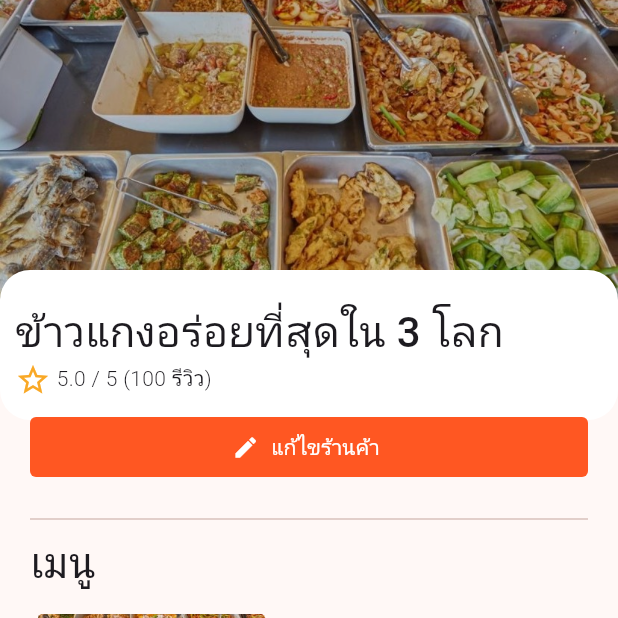
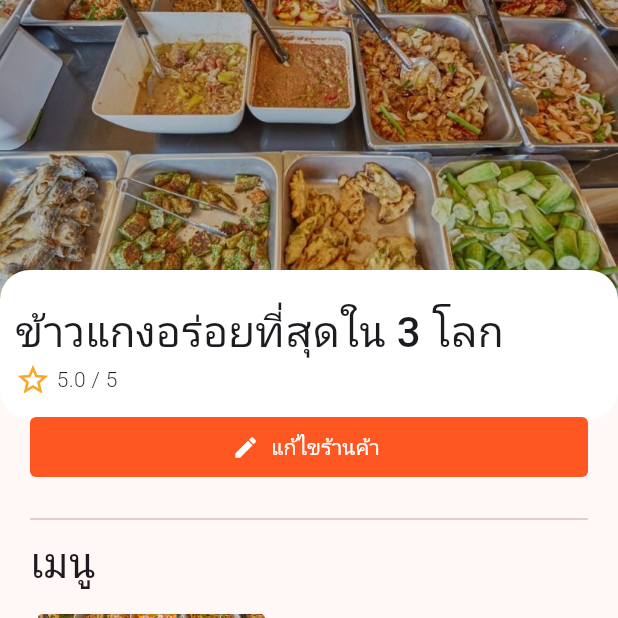
Before and after one commit to DisEzMike/maderkinkao, a Flutter app: the StoreProfile screen opened directly, on a phone screen of 412 x 824 dp, the top half of it. Run offline on Flutter 3.47's test engine with Material 3 defaults, Android fonts, the phone set to English and light mode, and no system bars; our stand-ins replace cached_network_image, cloud_firestore, file_picker, firebase_auth, firebase_core, get_storage and 5 more; missing offline and left inert: sign_button; accounts and stored records are empty; Roboto replaces fonts that are missing (Kanit).

Commit message:
remove review

```diff
--- a/lib/app/models/shop.dart
+++ b/lib/app/models/shop.dart
@@ -1,19 +1,18 @@
 class Shop {
   final String image, name;
   final double score;
-  final int id,review;
+  final int id;
 
   Shop(
     this.id,
     this.image,
     this.name,
     this.score,
-    this.review
   );
 
 }
 
-List<Shop> shops = List.generate(demo_data.length, (index) => Shop(demo_data[index]['id'], demo_data[index]['image'], demo_data[index]['name'], demo_data[index]['score'], demo_data[index]['review']));
+List<Shop> shops = List.generate(demo_data.length, (index) => Shop(demo_data[index]['id'], demo_data[index]['image'], demo_data[index]['name'], demo_data[index]['score']));
 
 List demo_data = [
   {
@@ -21,34 +20,29 @@ List demo_data = [
     "name": "ข้าวแกงอร่อยที่สุดใน 3 โลก",
     "image": "assets/images/image.jpg",
     "score": 5.0,
-    "review": 100
   },
   {
     "id": 2,
     "name": "อาหารตามสั่ง",
     "image": "assets/images/image.jpg",
     "score": 1.0,
-    "review": 132
   },
   {
     "id": 3,
     "name": "ข้าวมันไก่",
     "image": "assets/images/image.jpg",
     "score": 4.3,
-    "review": 12
   },
   {
     "id": 4,
     "name": "ข้าวแกงอร่อยที่สุดใน 3 โลก",
     "image": "assets/images/image.jpg",
     "score": 5.0,
-    "review": 100
   },
   {
     "id": 5,
     "name": "ข้าวแกงอร่อยที่สุดใน 3 โลก",
     "image": "assets/images/image.jpg",
     "score": 5.0,
-    "review": 100
   },
 ];
--- a/lib/app/screens/shop/components/menu_card.dart
+++ b/lib/app/screens/shop/components/menu_card.dart
@@ -2,6 +2,7 @@
 
 import 'package:flutter/material.dart';
 import 'package:google_fonts/google_fonts.dart';
+import 'package:maderkinkao/app/utils/responsive.dart';
 
 import '../../../models/menu.dart';
 import '../../../utils/constants.dart';
@@ -52,7 +53,10 @@ class MenuCard extends StatelessWidget {
                               borderRadius: BorderRadius.circular(
                                   kDefaultPadding / 5), // Image border
                               child: SizedBox.fromSize(
-                                size: Size.fromRadius(65), // Image radius
+                                size: Size.fromRadius(
+                                    Responsive.isMobile(context)
+                                        ? 65
+                                        : 120), // Image radius
                                 child:
                                     Image.asset(menu.image, fit: BoxFit.cover),
                               ),
--- a/lib/app/screens/shop/components/shop_menu.dart
+++ b/lib/app/screens/shop/components/shop_menu.dart
@@ -281,7 +281,7 @@ class _ShopMenuState extends State<ShopMenu> {
                       color: Colors.yellow.shade800,
                     ),
                     Text(
-                      " ${shop.score} / 5 (${shop.review} รีวิว)",
+                      " ${shop.score} / 5",
                       style: GoogleFonts.kanit(
                           textStyle: TextStyle(fontWeight: FontWeight.w300)),
                     )
--- a/lib/app/screens/store/components/profile.dart
+++ b/lib/app/screens/store/components/profile.dart
@@ -166,7 +166,7 @@ class _StoreProfileState extends State<StoreProfile> {
                       color: Colors.yellow.shade800,
                     ),
                     Text(
-                      " ${shop.score} / 5 (${shop.review} รีวิว)",
+                      " ${shop.score} / 5",
                       style: GoogleFonts.kanit(
                           textStyle: TextStyle(fontWeight: FontWeight.w300)),
                     )
```
